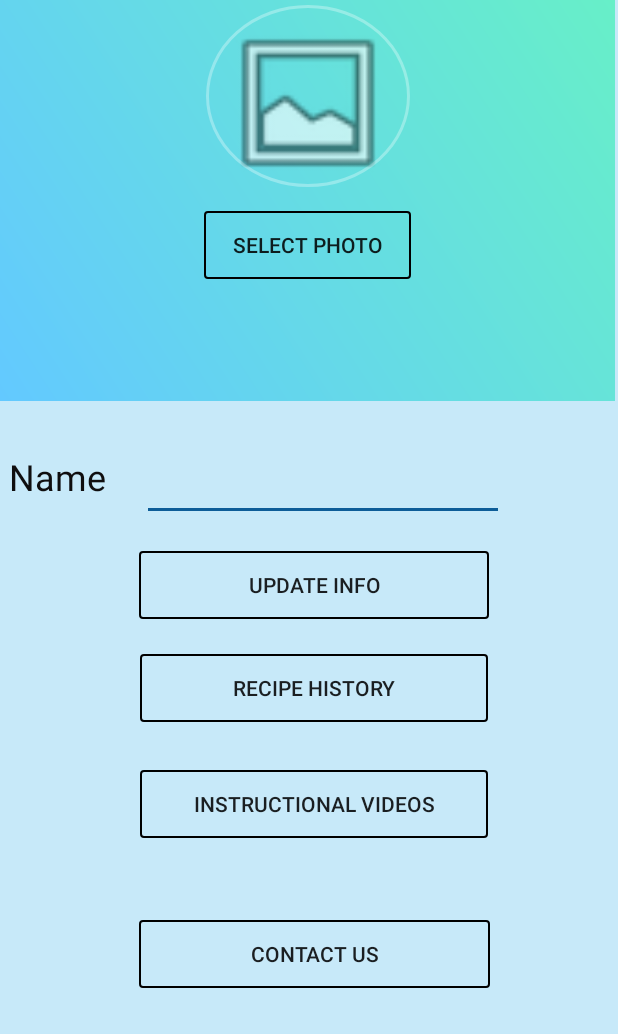
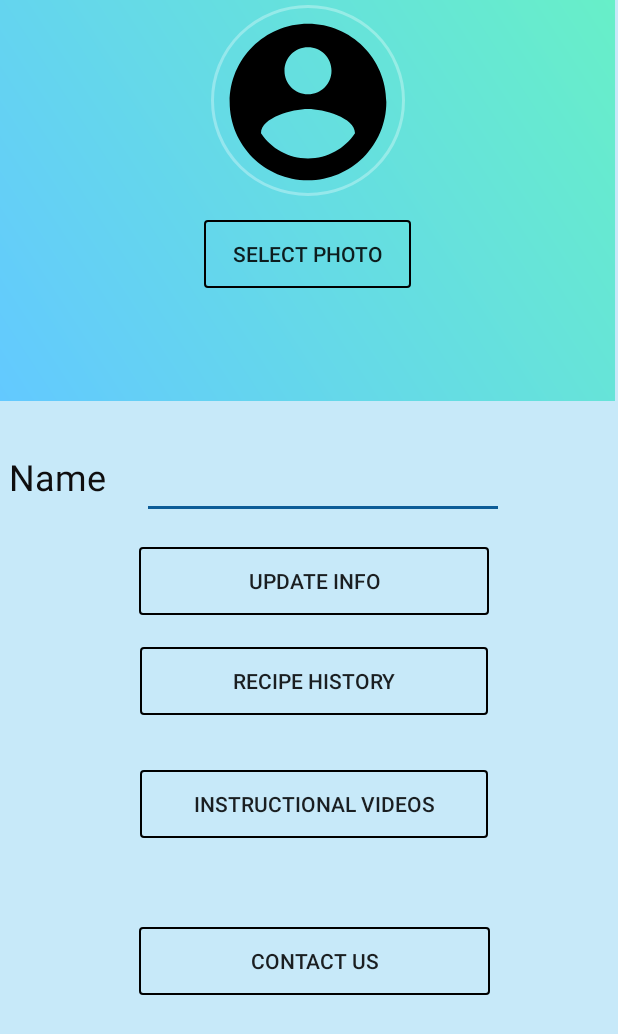
Before and after one commit to name-in-use/Cookle-Recipe-Search-engine, an Android app: the Activityprofile screen opened directly, with no data from a screen before it, on a phone screen of 412 x 824 dp. Shown: the top 1034 px of the screen. Run offline under Robolectric (Android 15) with nearby library versions, the phone set to English and light mode, and no system bars; our stand-ins replace CircleImageView.

Commit message:
xml round profile image

```diff
--- a/app/build.gradle
+++ b/app/build.gradle
@@ -30,6 +30,7 @@ dependencies {
     implementation 'com.android.support.constraint:constraint-layout:1.0.2'
     implementation 'com.google.firebase:firebase-database:16.0.4'
     implementation 'com.squareup.picasso:picasso:2.71828'
+    implementation 'de.hdodenhof:circleimageview:3.1.0'
     testImplementation 'junit:junit:4.12'
     androidTestImplementation 'com.android.support.test:runner:1.0.1'
     androidTestImplementation 'com.android.support.test.espresso:espresso-core:3.0.1'
--- a/app/src/main/res/layout/activity_profile.xml
+++ b/app/src/main/res/layout/activity_profile.xml
@@ -44,17 +44,18 @@
             app:layout_constraintStart_toStartOf="parent"
             app:layout_constraintTop_toTopOf="parent">
 
-            <ImageView
+            <de.hdodenhof.circleimageview.CircleImageView
+                xmlns:app="http://schemas.android.com/apk/res-auto"
                 android:id="@+id/profile_image"
-                android:layout_width="117dp"
-                android:layout_height="112dp"
-                android:layout_marginStart="9dp"
-                android:layout_marginTop="9dp"
-                android:layout_marginEnd="9dp"
-                android:adjustViewBounds="true"
-                android:background="@android:drawable/ic_menu_gallery"
+                android:layout_width="125dp"
+                android:layout_height="125dp"
                 android:padding="3dp"
-                android:scaleType="centerInside" />
+                android:layout_marginStart="2dp"
+                android:layout_marginTop="2dp"
+                android:layout_marginEnd="2dp"
+                android:background="@drawable/ic_account_circle_black_24dp"
+                app:civ_border_width="2dp"
+                app:civ_border_color="#FF000000"/>
 
         </RelativeLayout>
 
@@ -93,7 +94,6 @@
         android:id="@+id/namelabel"
         android:layout_width="wrap_content"
         android:layout_height="wrap_content"
-
         android:layout_marginStart="8dp"
         android:layout_marginTop="34dp"
         android:layout_marginEnd="12dp"
@@ -106,6 +106,7 @@
         app:layout_constraintStart_toStartOf="parent"
         app:layout_constraintTop_toBottomOf="@+id/rellay1"
         app:layout_constraintVertical_bias="0.0"
+        android:layout_marginLeft="18dp"
         tools:ignore="MissingConstraints" />
 
     <Button
@@ -130,7 +131,7 @@
         android:layout_width="232dp"
         android:layout_height="45dp"
         android:layout_marginStart="92dp"
-        android:layout_marginTop="215dp"
+        android:layout_marginTop="210dp"
         android:layout_marginEnd="85dp"
         android:layout_marginBottom="24dp"
         android:background="@drawable/button_bg"
@@ -145,7 +146,7 @@
         android:layout_width="234dp"
         android:layout_height="45dp"
         android:layout_marginStart="92dp"
-        android:layout_marginTop="255dp"
+        android:layout_marginTop="265dp"
         android:layout_marginEnd="85dp"
         android:layout_marginBottom="75dp"
         android:background="@drawable/button_bg"
@@ -162,7 +163,7 @@
         android:layout_width="232dp"
         android:layout_height="45dp"
         android:layout_marginStart="92dp"
-        android:layout_marginTop="165dp"
+        android:layout_marginTop="155dp"
         android:layout_marginEnd="85dp"
         android:layout_marginBottom="28dp"
         android:background="@drawable/button_bg"
```
